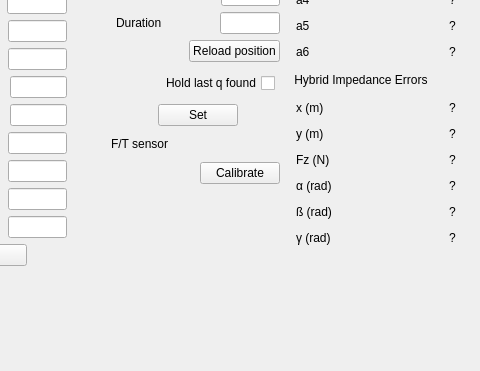
Old version of the form ui/main_window.ui in the repository xEnVrE/controller_switcher; both pictures show x 116 to 596 and y 401 to 772 of the 596 by 772 pixel window.
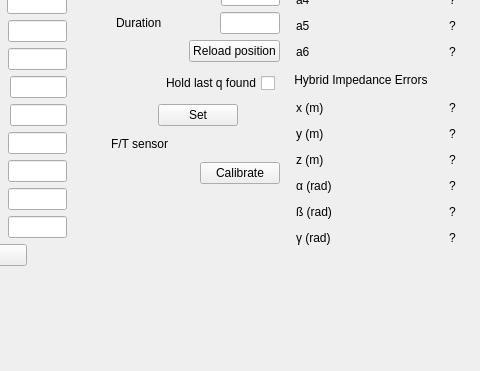
New version of the form. Icons and pictures are not drawn.

Commit message: Change z error label text when switching between z force control and z position control

```diff
--- a/ui/main_window.ui
+++ b/ui/main_window.ui
@@ -2034,9 +2034,12 @@
             <item>
              <layout class="QHBoxLayout" name="HybridFzHorizontal">
               <item>
-               <widget class="QLabel" name="HybridFzLabel">
+               <widget class="QLabel" name="HybridZLabel">
+                <property name="enabled">
+                 <bool>true</bool>
+                </property>
                 <property name="text">
-                 <string>Fz (N)</string>
+                 <string>z (m)</string>
                 </property>
                </widget>
               </item>
```
Left out of the diff: 2 changed lines with no effect on the pictures. The commit also changes 2 other files.
